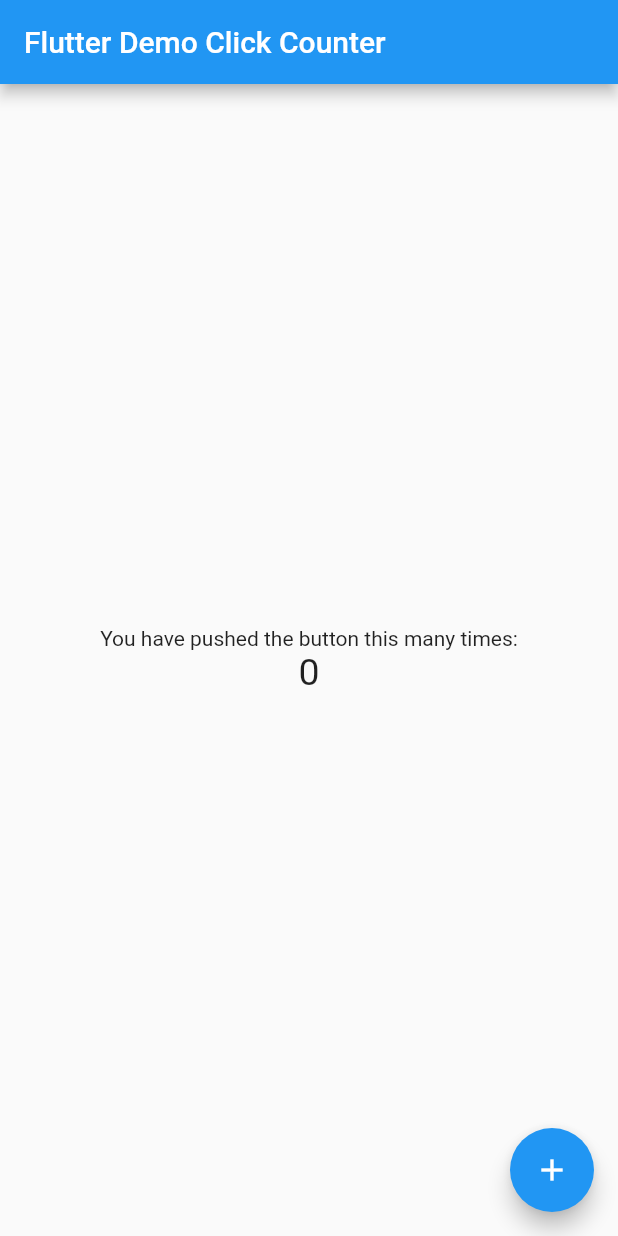
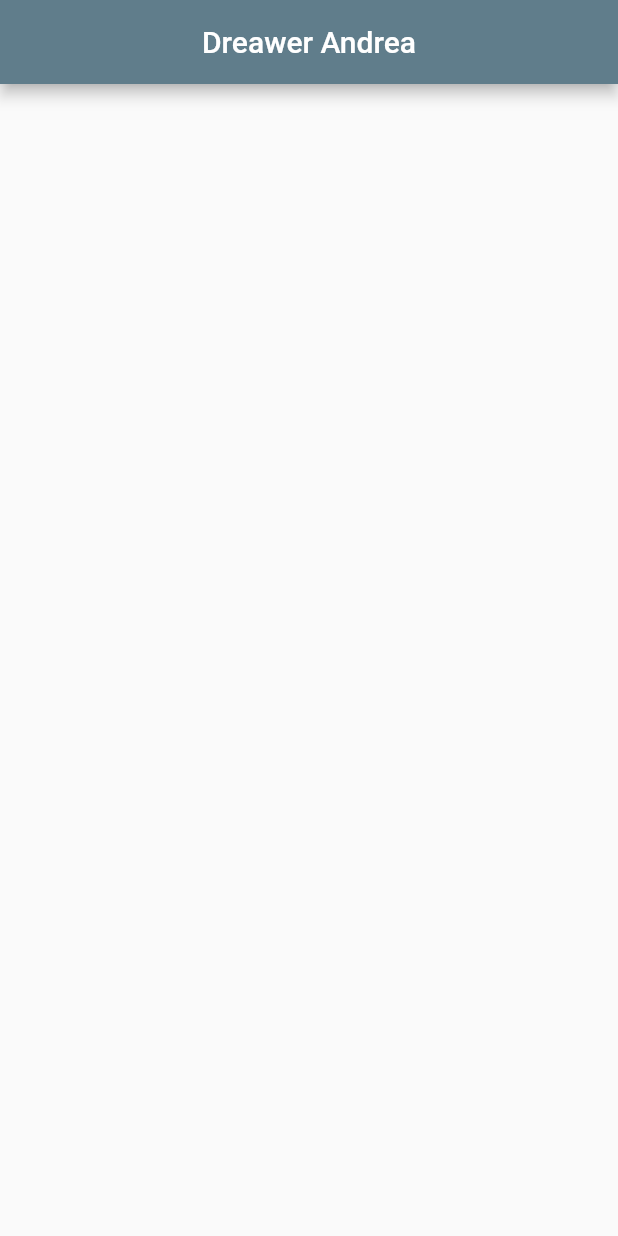
Before and after one commit to Andrelica/Drawer_P4_v2, a Flutter app: the screen it shows after launch, on a phone screen of 412 x 824 dp. Run offline on Flutter 3.47's test engine with Material 2 defaults, Android fonts, the phone set to English and light mode, and no system bars.

Commit message:
drawer_version2

```diff
--- a/lib/main.dart
+++ b/lib/main.dart
@@ -11,7 +11,7 @@ class MyApp extends StatelessWidget {
     return MaterialApp(
       title: _title,
       theme: ThemeData(
-        primarySwatch: Colors.blue,
+        primarySwatch: Colors.blueGrey,
       ),
       home: MyHomePage(),
     );
@@ -19,72 +19,23 @@ class MyApp extends StatelessWidget {
 }
 
 class MyHomePage extends StatefulWidget {
-  const MyHomePage({super.key});
-  // This widget is the home page of your application. It is stateful, meaning
-  // that it has a State object (defined below) that contains fields that affect
-  // how it looks.
-  // This class is the configuration for the state.
   @override
   _MyHomePageState createState() => _MyHomePageState();
 }
 
 class _MyHomePageState extends State<MyHomePage> {
-  int _counter = 0;
-
-  void _incrementCounter() {
-    setState(() {
-      // This call to setState tells the Flutter framework that something has
-      // changed in this State, which causes it to rerun the build method below
-      // so that the display can reflect the updated values. If we changed
-      // _counter without calling setState(), then the build method would not be
-      // called again, and so nothing would appear to happen.
-      _counter++;
-    });
-  }
-
   @override
   Widget build(BuildContext context) {
-    // This method is rerun every time setState is called, for instance as done
-    // by the _incrementCounter method above.
-    //
-    // The Flutter framework has been optimized to make rerunning build methods
-    // fast, so that you can just rebuild anything that needs updating rather
-    // than having to individually change instances of widgets.
     return Scaffold(
       appBar: AppBar(
-        // Here we take the value from the MyHomePage object that was created by
-        // the App.build method, and use it to set our appbar title.
-        title: Text('Flutter Demo Click Counter'),
+        centerTitle: true,
+        title: Text('Dreawer Andrea'),
       ),
       body: Center(
-        // Center is a layout widget. It takes a single child and positions it
-        // in the middle of the parent.
         child: Column(
-          // Column is also a layout widget. It takes a list of children and
-          // arranges them vertically. By default, it sizes itself to fit its
-          // children horizontally, and tries to be as tall as its parent.
-          //
-          // Column has various properties to control how it sizes itself and
-          // how it positions its children. Here we use mainAxisAlignment to
-          // center the children vertically; the main axis here is the vertical
-          // axis because Columns are vertical (the cross axis would be
-          // horizontal).
           mainAxisAlignment: MainAxisAlignment.center,
-          children: <Widget>[
-            Text(
-              'You have pushed the button this many times:',
-            ),
-            Text(
-              '$_counter',
-              style: TextStyle(fontSize: 25),
-            ),
-          ],
+          children: <Widget>[],
         ),
-      ),
-      floatingActionButton: FloatingActionButton(
-        onPressed: _incrementCounter,
-        tooltip: 'Increment',
-        child: Icon(Icons.add),
       ),
     );
   }
```
